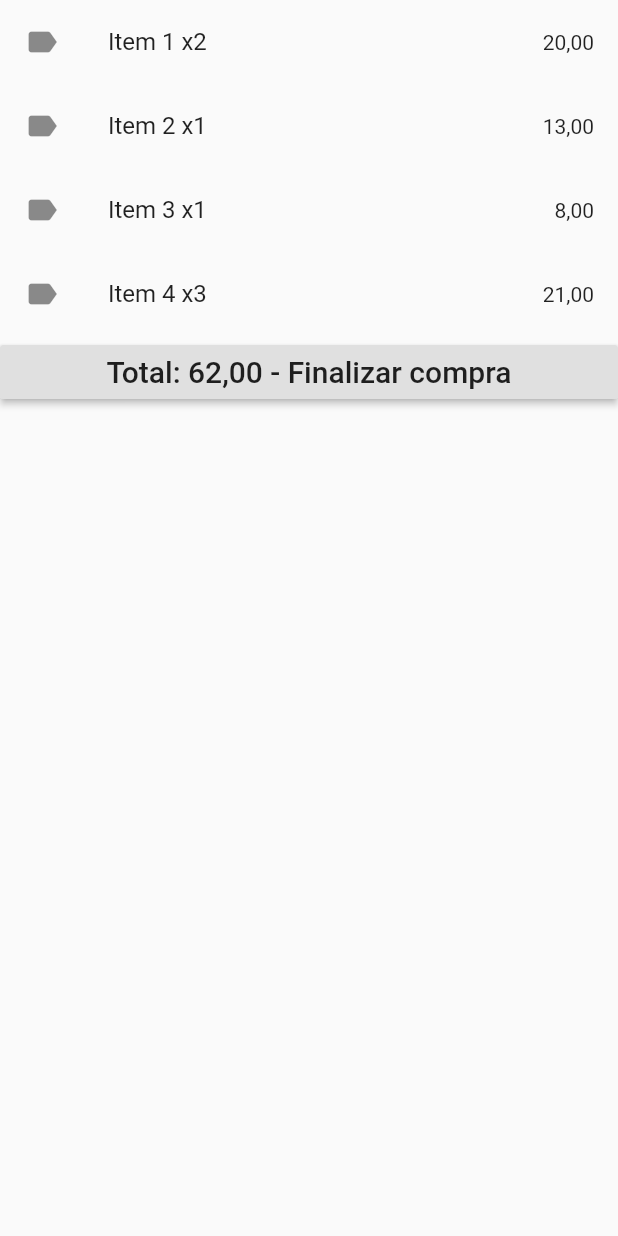
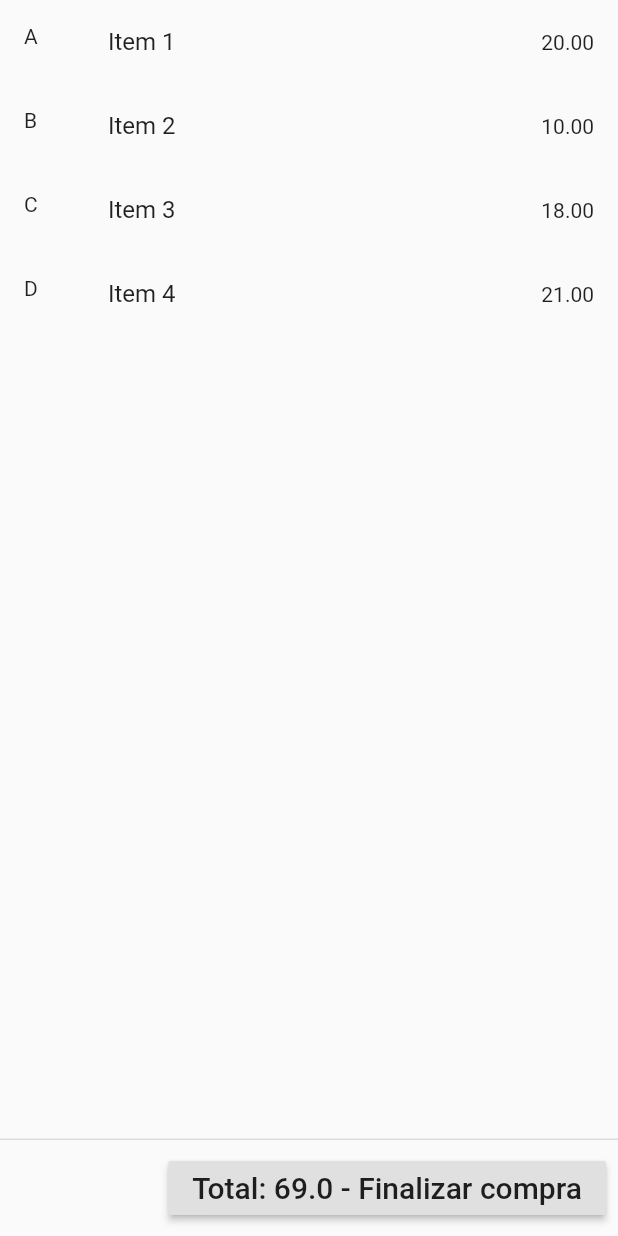
Before and after one commit to rrangelvargas/t1_inf1300, a Flutter app: the Cart screen opened directly, on a phone screen of 412 x 824 dp. Run offline on Flutter 3.47's test engine with Material 2 defaults, Android fonts, the phone set to English and light mode, and no system bars.

Commit message:
created cart class

```diff
--- a/lib/cart.dart
+++ b/lib/cart.dart
@@ -1,4 +1,5 @@
 import 'package:flutter/material.dart';
+import 'package:t1_inf1300/Product.dart';
 
 class Cart extends StatefulWidget {
   Cart();
@@ -8,38 +9,51 @@ class Cart extends StatefulWidget {
 }
 
 class _CartState extends State<Cart> {
+  List<Product> _products = List<Product>();
+
+  @override
+  void initState() {
+    super.initState();
+    getProducts();
+  }
+
   @override
   Widget build(BuildContext context) {
     return Scaffold(
-      body: ListView(
-        children: [
-          ListTile(
-            title: Text('Item 1 x2'),
-            leading: Icon(Icons.label),
-            trailing: Text('20,00'),
-          ),
-          ListTile(
-            title: Text('Item 2 x1'),
-            leading: Icon(Icons.label),
-            trailing: Text('13,00'),
-          ),
-          ListTile(
-            title: Text('Item 3 x1'),
-            leading: Icon(Icons.label),
-            trailing: Text('8,00'),
-          ),
-          ListTile(
-            title: Text('Item 4 x3'),
-            leading: Icon(Icons.label),
-            trailing: Text('21,00'),
-          ),
+        body: ListView.builder(
+            itemCount: this._products.length,
+            itemBuilder: (context, index) => this._buildRow(index)),
+        persistentFooterButtons: <Widget>[
           RaisedButton(
             onPressed: () {},
-            child: const Text('Total: 62,00 - Finalizar compra',
+            child: Text('Total: ' + _get_total_price() + ' - Finalizar compra',
                 style: TextStyle(fontSize: 20)),
           ),
-        ],
-      ),
+        ]);
+  }
+
+  void getProducts() async {
+    this._products.add(new Product(1, "Item 1", "20.00", "Item 1", "A"));
+    this._products.add(new Product(2, "Item 2", "10.00", "Item 2", "B"));
+    this._products.add(new Product(3, "Item 3", "18.00", "Item 3", "C"));
+    this._products.add(new Product(4, "Item 4", "21.00", "Item 4", "D"));
+
+    setState(() {});
+  }
+
+  _buildRow(int index) {
+    return ListTile(
+      title: Text(this._products[index].name),
+      leading: Text(this._products[index].image),
+      trailing: Text(this._products[index].price),
     );
   }
+
+  String _get_total_price() {
+    var price = 0.0;
+    for (var item in this._products) {
+      price += double.parse(item.price);
+    }
+    return "$price";
+  }
 }
```
